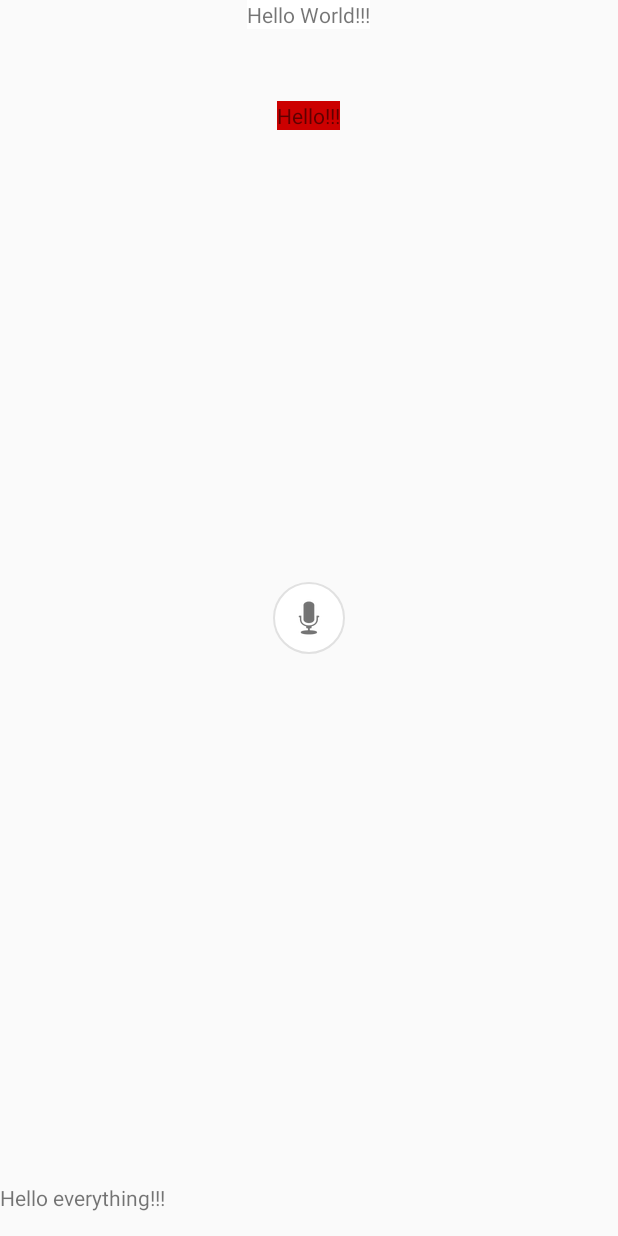
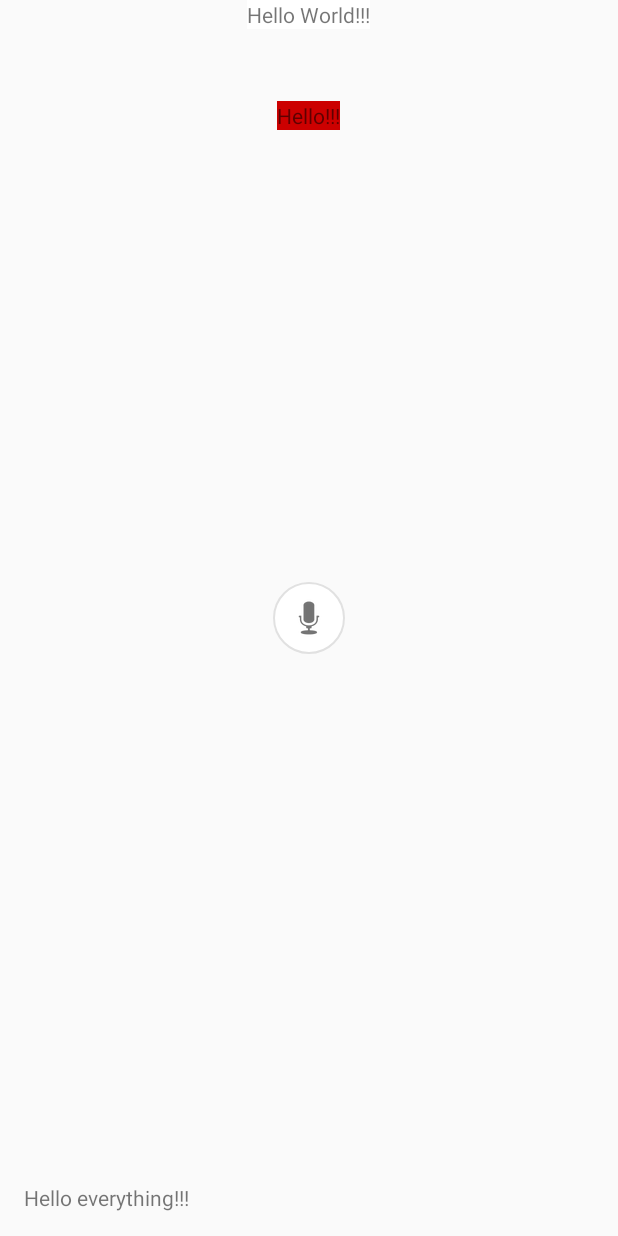
Before and after one commit to vadimZasovin/AppTips, an Android app: the screen it shows after launch (MainActivity), on a phone screen of 412 x 824 dp. Run offline under Robolectric (Android 15) with nearby library versions, the phone set to English and light mode, and no system bars.

Commit message:
updated sample activity layout

```diff
--- a/sample/src/main/res/layout/activity_main.xml
+++ b/sample/src/main/res/layout/activity_main.xml
@@ -33,6 +33,8 @@
         android:layout_alignParentLeft="true"
         android:layout_alignParentStart="true"
         android:layout_marginBottom="16dp"
+        android:layout_marginLeft="16dp"
+        android:layout_marginStart="16dp"
         android:text="Hello everything!!!"/>
 
     <FrameLayout
```
